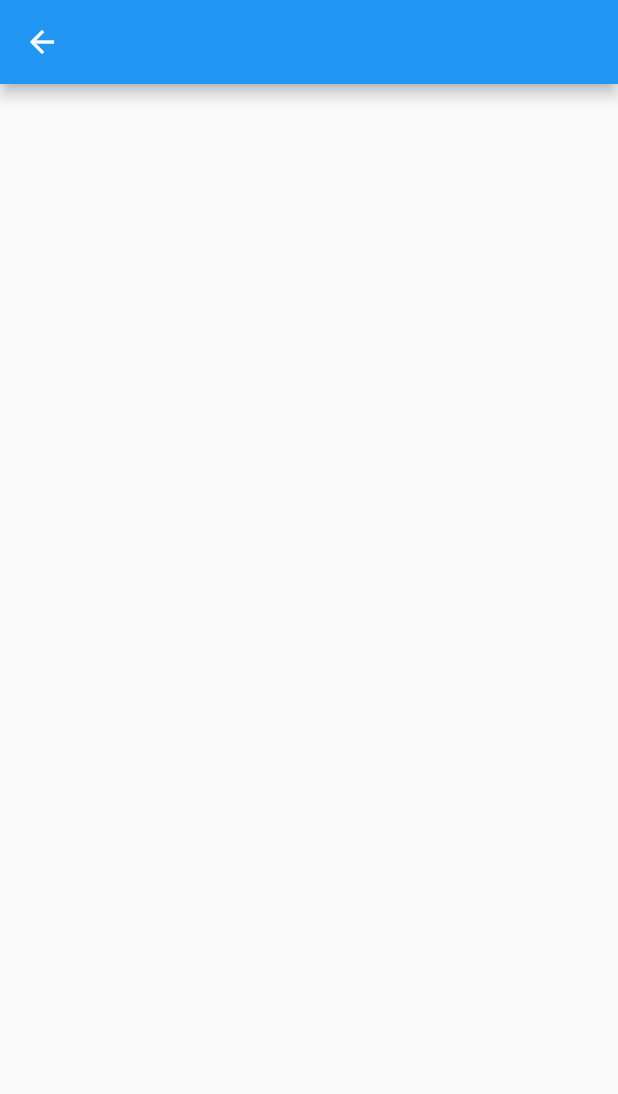
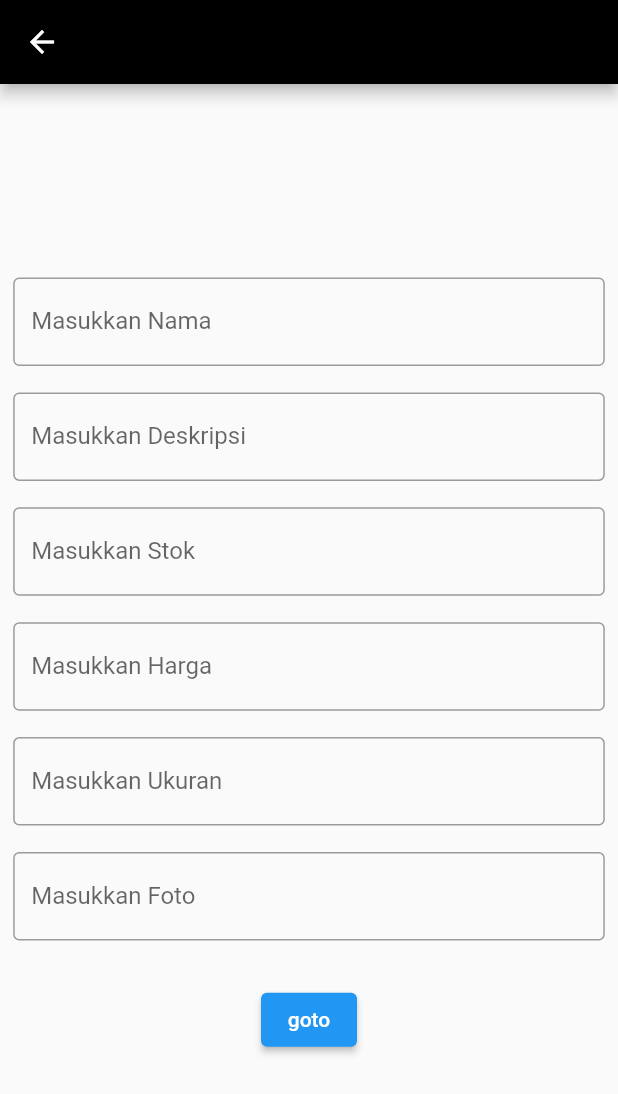
Before and after one commit to Dwkyyrz/owari-mobile, a Flutter app: the TambahProduk screen opened directly, on a phone screen of 412 x 824 dp. Shown: the top 1094 px of the screen. Run offline on Flutter 3.47's test engine with Material 2 defaults, Android fonts, the phone set to English and light mode, and no system bars; network calls fail.

Commit message:
smentara leo iki sek

```diff
--- /dev/null
+++ b/lib/admin/admn/inputdata.dart
@@ -0,0 +1,40 @@
+import 'package:flutter/material.dart';
+
+class InputData extends StatefulWidget {
+
+  final String nama;
+  final String deskripsi;
+  final String stock;
+  final String harga;
+  final String ukuran;
+  final String foto;
+
+  InputData(
+      {required this.nama,
+      required this.deskripsi,
+      required this.stock,
+      required this.harga,
+      required this.ukuran,
+      required this.foto});
+
+  @override
+  _InputDataState createState() => _InputDataState();
+}
+
+class _InputDataState extends State<InputData> {
+
+  @override
+  Widget build(BuildContext context) {
+    return Scaffold(
+       body: Column(children: [
+        // Text('Nama : ${nama}'),
+        // Text('Deskripsi : ${deskripsi}'),
+        // Text('Stock : ${stock}'),
+        // Text('Harga : ${harga}'),
+        // Text('Ukuran : ${ukuran}'),
+        // Text('Foto : ${foto}')
+    ],
+    ),
+    );
+  }
+}
--- a/lib/admin/admn/tambahproduk.dart
+++ b/lib/admin/admn/tambahproduk.dart
@@ -1,11 +1,86 @@
 import 'package:flutter/material.dart';
 
 class TambahProduk extends StatelessWidget {
+
+  final TextEditingController _nama = new TextEditingController();
+  final TextEditingController _deskripsi = new TextEditingController();
+  final TextEditingController _stock = new TextEditingController();
+  final TextEditingController _harga = new TextEditingController();
+  final TextEditingController _ukuran = new TextEditingController();
+  final TextEditingController _foto = new TextEditingController();
+
   @override
   Widget build(BuildContext context) {
     return Scaffold(
-      appBar: AppBar(),
+      appBar: AppBar(
+        backgroundColor: Colors.black,
+        foregroundColor: Colors.white,
+      ),
+      body: Column(
+        mainAxisAlignment: MainAxisAlignment.center,
+        children: [
+          Padding(
+            padding: const EdgeInsets.all(8.8),
+            child: TextField(
+              controller: _nama,
+              decoration: InputDecoration(
+                border: OutlineInputBorder(),
+                labelText: 'Masukkan Nama'
+              ),
+            ),
+            ),
+          Padding(
+            padding: const EdgeInsets.all(8.8),
+            child: TextField(
+              controller: _deskripsi,
+              decoration: InputDecoration(
+                  border: OutlineInputBorder(),
+                  labelText: 'Masukkan Deskripsi'),
+            ),
+          ),
+          Padding(
+            padding: const EdgeInsets.all(8.8),
+            child: TextField(
+              controller: _stock,
+              decoration: InputDecoration(
+                  border: OutlineInputBorder(),
+                  labelText: 'Masukkan Stok'),
+            ),
+          ),
+          Padding(
+            padding: const EdgeInsets.all(8.8),
+            child: TextField(
+              controller: _harga,
+              decoration: InputDecoration(
+                  border: OutlineInputBorder(),
+                  labelText: 'Masukkan Harga'),
+            ),
+          ),
+          Padding(
+            padding: const EdgeInsets.all(8.8),
+            child: TextField(
+              controller: _ukuran,
+              decoration: InputDecoration(
+                  border: OutlineInputBorder(),
+                  labelText: 'Masukkan Ukuran'),
+            ),
+          ),
+          Padding(
+            padding: const EdgeInsets.all(8.8),
+            child: TextField(
+              controller: _foto,
+              decoration: InputDecoration(
+                  border: OutlineInputBorder(),
+                  labelText: 'Masukkan Foto'),
+            ),
+          ),
+          SizedBox(height: 20,),
+          ElevatedButton(onPressed: (){
 
+          }, child: Text('goto')
+          )
+        ],
+      ),
     );
   }
 }
--- a/lib/admin/home/home.dart
+++ b/lib/admin/home/home.dart
@@ -3,6 +3,7 @@ import 'package:owari/admin/home/grid.detail.dart';
 import 'package:owari/admin/home/grid_cell.dart';
 import 'package:owari/admin/model/network_request.dart';
 import 'package:owari/admin/model/product.dart';
+import 'package:owari/admin/admn/tambahproduk.dart';
 
 class Home extends StatefulWidget {
   @override
@@ -40,6 +41,15 @@ class _HomeState extends State<Home> {
   @override
   Widget build(BuildContext context) {
     return Scaffold(
+      floatingActionButtonLocation: FloatingActionButtonLocation.miniEndFloat,
+      floatingActionButton: FloatingActionButton(onPressed: () {
+        Navigator.push(
+          context, MaterialPageRoute(builder: (context) => TambahProduk()));
+      },
+      child: Icon(Icons.add),
+      backgroundColor: Colors.black,
+      foregroundColor: Colors.white,
+      ),
       body: Column(
         mainAxisAlignment: MainAxisAlignment.start,
         crossAxisAlignment: CrossAxisAlignment.start,
--- a/lib/admin/model/custom_animated_bottom_bar.dart
+++ b/lib/admin/model/custom_animated_bottom_bar.dart
@@ -33,7 +33,6 @@ class CustomAnimatedBottomBar extends StatelessWidget {
   @override
   Widget build(BuildContext context) {
     final bgColor = backgroundColor ?? Theme.of(context).bottomAppBarColor;
-
     return Container(
       decoration: BoxDecoration(
         color: bgColor,
```
